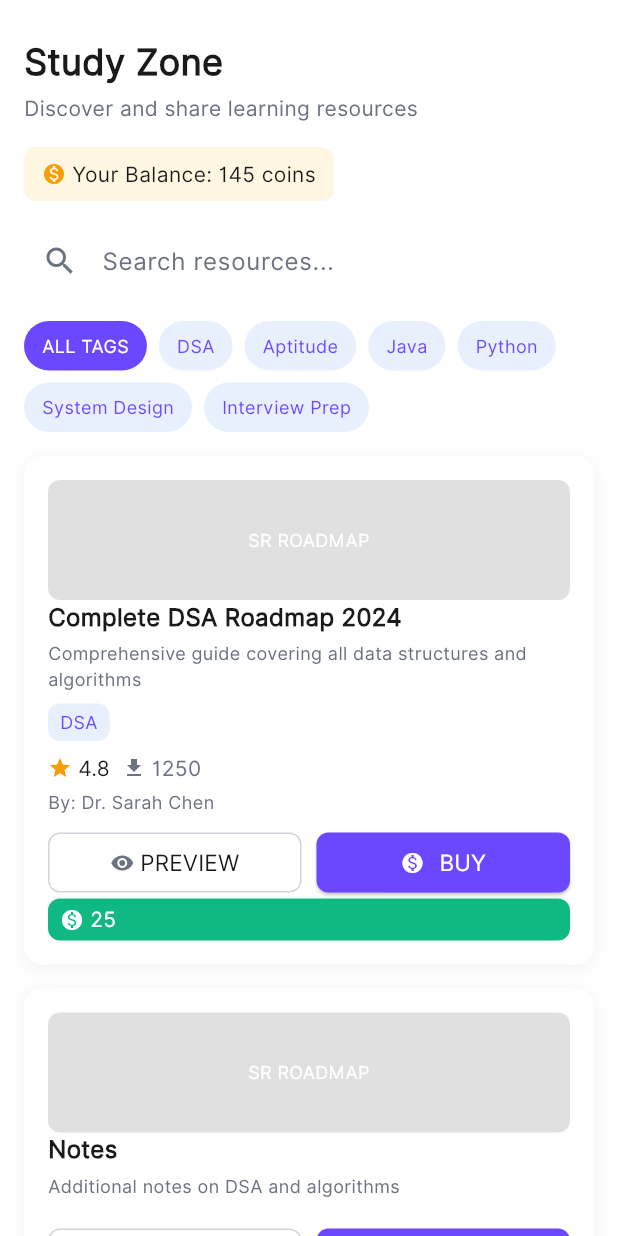
After one commit to SaicharanGattu02/mentivisor, a Flutter app: the StudyZoneScreen screen opened by its route, on a phone screen of 412 x 824 dp. The commit adds this screen. Run offline on Flutter 3.47's test engine with Material 3 defaults, Android fonts, the phone set to English and light mode, and no system bars; our stand-ins replace connectivity_plus, dio, equatable, flutter_bloc, flutter_image_compress, flutter_spinkit and 3 more; accounts and stored records are empty; network calls fail.

Commit message:
committed by varun at 16-05-2025 6:45 PM

```diff
--- a/lib/app_routes/router.dart
+++ b/lib/app_routes/router.dart
@@ -8,6 +8,7 @@ import '../presentation/DashBoard.dart';
 import '../presentation/Splash.dart';
 import 'package:mentivisor/presentation/MentivisorProfileSetup.dart';
 import 'package:mentivisor/presentation/ProfileScreen.dart';
+import 'package:mentivisor/presentation/StudyZoneScreen.dart';
 import 'package:mentivisor/presentation/authentication/SignupScreen.dart';
 
 import '../presentation/authentication/LoginScreen.dart';
@@ -33,7 +34,7 @@ final GoRouter appRouter = GoRouter(
     GoRoute(
       path: '/',
       pageBuilder: (context, state) =>
-          buildSlideTransitionPage(ProfileScreen(), state),
+          buildSlideTransitionPage(StudyZoneScreen(), state),
     ),
     GoRoute(
       path: '/login',
@@ -54,6 +55,11 @@ final GoRouter appRouter = GoRouter(
       path: '/profile',
       pageBuilder: (context, state) =>
           buildSlideTransitionPage(ProfileScreen(), state),
+    ),
+    GoRoute(
+      path: '/study_zone',
+      pageBuilder: (context, state) =>
+          buildSlideTransitionPage(StudyZoneScreen(), state),
     ),
   ],
 );
--- a/lib/presentation/ProfileScreen.dart
+++ b/lib/presentation/ProfileScreen.dart
@@ -325,9 +325,9 @@ class ProfileScreen extends StatelessWidget {
           fontFamily: "Inter",
         ),
       ),
-      side: BorderSide(color: Color(0xFFf3e8ff),),
+      side: BorderSide(color: Color(0xFFf3e8ff)),
       backgroundColor: Color(0xFFf3e8ff),
-      labelStyle: TextStyle(color: Color(0xFF7e22ce), fontFamily: "Inter",),
+      labelStyle: TextStyle(color: Color(0xFF7e22ce), fontFamily: "Inter"),
       padding: EdgeInsets.symmetric(horizontal: 8),
     );
   }
--- /dev/null
+++ b/lib/presentation/StudyZoneScreen.dart
@@ -0,0 +1,327 @@
+import 'package:flutter/material.dart';
+
+class StudyZoneScreen extends StatelessWidget {
+  @override
+  Widget build(BuildContext context) {
+    return Scaffold(
+      body: SingleChildScrollView(
+        child: Padding(
+          padding: const EdgeInsets.symmetric(horizontal: 16.0, vertical: 24.0),
+          child: Column(
+            crossAxisAlignment: CrossAxisAlignment.start,
+            children: [
+              // Header
+              Text(
+                'Study Zone',
+                style: TextStyle(
+                  fontSize: 24,
+                  fontWeight: FontWeight.bold,
+                  color: Color(0xFF1A1A1A),
+                ),
+              ),
+              SizedBox(height: 4),
+              Text(
+                'Discover and share learning resources',
+                style: TextStyle(fontSize: 14, color: Color(0xFF6B7280)),
+              ),
+              SizedBox(height: 16),
+
+              // Balance Section
+              Container(
+                padding: EdgeInsets.symmetric(horizontal: 12, vertical: 8),
+                decoration: BoxDecoration(
+                  color: Color(0xFFFFF7E1),
+                  borderRadius: BorderRadius.circular(8),
+                ),
+                child: Row(
+                  mainAxisSize: MainAxisSize.min,
+                  children: [
+                    Icon(
+                      Icons.monetization_on,
+                      color: Color(0xFFF59E0B),
+                      size: 16,
+                    ),
+                    SizedBox(width: 4),
+                    Text(
+                      'Your Balance: 145 coins',
+                      style: TextStyle(fontSize: 14, color: Color(0xFF1A1A1A)),
+                    ),
+                  ],
+                ),
+              ),
+              SizedBox(height: 16),
+
+              // Search Bar
+              TextField(
+                decoration: InputDecoration(
+                  hintText: 'Search resources...',
+                  hintStyle: TextStyle(color: Color(0xFF6B7280)),
+                  prefixIcon: Icon(Icons.search, color: Color(0xFF6B7280)),
+                  filled: true,
+                  fillColor: Colors.white,
+                  border: OutlineInputBorder(
+                    borderRadius: BorderRadius.circular(8),
+                    borderSide: BorderSide.none,
+                  ),
+                  contentPadding: EdgeInsets.symmetric(vertical: 0),
+                ),
+              ),
+              SizedBox(height: 16),
+
+              // Tags Section (Updated with Wrap)
+              Wrap(
+                spacing: 8,
+                runSpacing: 8,
+                children: [
+                  _buildTag('ALL TAGS', selected: true),
+                  _buildTag('DSA'),
+                  _buildTag('Aptitude'),
+                  _buildTag('Java'),
+                  _buildTag('Python'),
+                  _buildTag('System Design'),
+                  _buildTag('Interview Prep'),
+                ],
+              ),
+              SizedBox(height: 16),
+
+              // Resource Card
+              _buildResourceCard(
+                title: 'Complete DSA Roadmap 2024',
+                description:
+                    'Comprehensive guide covering all data structures and algorithms',
+                tag: 'DSA',
+                rating: 4.8,
+                downloads: 1250,
+                author: 'Dr. Sarah Chen',
+                price: 25,
+              ),
+              SizedBox(height: 16),
+
+              // Notes Card
+              _buildResourceCard(
+                title: 'Notes',
+                description: 'Additional notes on DSA and algorithms',
+                tag: '',
+                rating: 0,
+                downloads: 0,
+                author: '',
+                price: 15,
+              ),
+              SizedBox(height: 16),
+            ],
+          ),
+        ),
+      ),
+    );
+  }
+
+  Widget _buildTag(String label, {bool selected = false}) {
+    return Container(
+      padding: EdgeInsets.symmetric(horizontal: 12, vertical: 8),
+      decoration: BoxDecoration(
+        color: selected ? Color(0xFF6B48FF) : Color(0xFFE8F0FE),
+        borderRadius: BorderRadius.circular(36),
+      ),
+      child: Text(
+        label,
+        style: TextStyle(
+          color: selected ? Color(0xFFFFFFFF) : Color(0xFF6B48FF),
+          fontSize: 12,
+          fontFamily: "Inter",
+          fontWeight: FontWeight.w400,
+        ),
+      ),
+    );
+  }
+
+  Widget _buildResourceCard({
+    required String title,
+    required String description,
+    required String tag,
+    required double rating,
+    required int downloads,
+    required String author,
+    required int price,
+  }) {
+    return Container(
+      padding: EdgeInsets.all(16),
+      decoration: BoxDecoration(
+        color: Colors.white,
+        borderRadius: BorderRadius.circular(12),
+        boxShadow: [
+          BoxShadow(
+            color: Colors.black.withOpacity(0.05),
+            blurRadius: 10,
+            offset: Offset(0, 2),
+          ),
+        ],
+      ),
+      child: Column(
+        crossAxisAlignment: CrossAxisAlignment.start,
+        children: [
+          Container(
+            width: double.infinity,
+            height: 80,
+            decoration: BoxDecoration(
+              color: Colors.grey[300],
+              borderRadius: BorderRadius.circular(8),
+            ),
+            child: Center(
+              child: Text(
+                'SR ROADMAP',
+                style: TextStyle(color: Colors.white, fontSize: 12),
+                textAlign: TextAlign.center,
+              ),
+            ),
+          ),
+          SizedBox(width: 16),
+          Column(
+            crossAxisAlignment: CrossAxisAlignment.start,
+            children: [
+              Text(
+                title,
+                style: TextStyle(
+                  fontSize: 16,
+                  fontWeight: FontWeight.bold,
+                  color: Color(0xFF1A1A1A),
+                ),
+              ),
+              SizedBox(height: 4),
+              Text(
+                description,
+                style: TextStyle(fontSize: 12, color: Color(0xFF6B7280)),
+              ),
+              SizedBox(height: 8),
+              if (tag.isNotEmpty) ...[
+                Container(
+                  padding: EdgeInsets.symmetric(horizontal: 8, vertical: 4),
+                  decoration: BoxDecoration(
+                    color: Color(0xFFE8F0FE),
+                    borderRadius: BorderRadius.circular(8),
+                  ),
+                  child: Text(
+                    tag,
+                    style: TextStyle(color: Color(0xFF6B48FF), fontSize: 12),
+                  ),
+                ),
+                SizedBox(height: 8),
+              ],
+              Row(
+                children: [
+                  if (rating > 0) ...[
+                    Icon(Icons.star, color: Color(0xFFF59E0B), size: 16),
+                    SizedBox(width: 4),
+                    Text(
+                      rating.toString(),
+                      style: TextStyle(color: Color(0xFF1A1A1A)),
+                    ),
+                    SizedBox(width: 8),
+                  ],
+                  if (downloads > 0) ...[
+                    Icon(Icons.download, color: Color(0xFF6B7280), size: 16),
+                    SizedBox(width: 4),
+                    Text(
+                      downloads.toString(),
+                      style: TextStyle(color: Color(0xFF6B7280)),
+                    ),
+                  ],
+                ],
+              ),
+              if (author.isNotEmpty) ...[
+                SizedBox(height: 4),
+                Text(
+                  'By: $author',
+                  style: TextStyle(fontSize: 12, color: Color(0xFF6B7280)),
+                ),
+              ],
+              SizedBox(height: 8),
+              Row(
+                mainAxisAlignment: MainAxisAlignment.spaceBetween,
+                children: [
+                  Expanded(
+                    child: OutlinedButton(
+                      onPressed: () {},
+                      style: OutlinedButton.styleFrom(
+                        side: BorderSide(color: Color(0xFFD1D5DB)),
+                        shape: RoundedRectangleBorder(
+                          borderRadius: BorderRadius.circular(8),
+                        ),
+                      ),
+                      child: Row(
+                        mainAxisAlignment: MainAxisAlignment.center,
+                        children: [
+                          Icon(
+                            Icons.remove_red_eye,
+                            color: Color(0xFF6B7280),
+                            size: 16,
+                          ),
+                          SizedBox(width: 4),
+                          Text(
+                            'PREVIEW',
+                            style: TextStyle(
+                              color: Color(0xFF1A1A1A),
+                              fontFamily: "Inter",
+                              fontSize: 15,
+                            ),
+                          ),
+                        ],
+                      ),
+                    ),
+                  ),
+                  SizedBox(width: 10,),
+                  Expanded(
+                    child: ElevatedButton(
+                      onPressed: () {},
+                      style: ElevatedButton.styleFrom(
+                        backgroundColor: Color(0xFF6B48FF),
+                        shape: RoundedRectangleBorder(
+                          borderRadius: BorderRadius.circular(8),
+                        ),
+                      ),
+                      child: Center(
+                        child: Row(
+                          mainAxisAlignment: MainAxisAlignment.center,
+                          children: [
+                            Icon(
+                              Icons.monetization_on,
+                              color: Colors.white,
+                              size: 16,
+                            ),
+                            SizedBox(width: 10,),
+                            Text(
+                              'BUY',
+                              style: TextStyle(
+                                color: Colors.white,
+                                fontFamily: "Inter",
+                                fontSize: 15,
+                              ),
+                            ),
+                          ],
+                        ),
+                      ),
+                    ),
+                  ),
+                ],
+              ),
+            ],
+          ),
+          SizedBox(width: 8),
+          Container(
+            padding: EdgeInsets.symmetric(horizontal: 8, vertical: 4),
+            decoration: BoxDecoration(
+              color: Color(0xFF10B981),
+              borderRadius: BorderRadius.circular(8),
+            ),
+            child: Row(
+              children: [
+                Icon(Icons.monetization_on, color: Colors.white, size: 16),
+                SizedBox(width: 4),
+                Text(price.toString(), style: TextStyle(color: Colors.white)),
+              ],
+            ),
+          ),
+        ],
+      ),
+    );
+  }
+}
```
